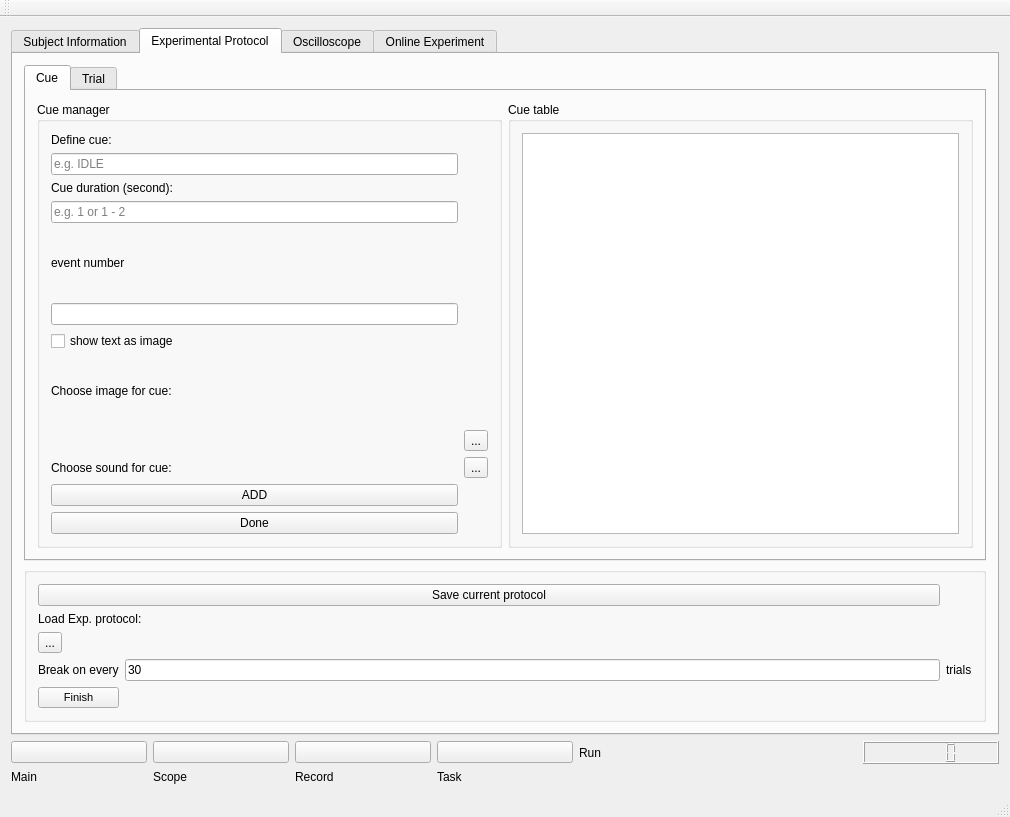
Before: the Qt Designer form package/views/layouts/mainwindow.ui in WILLSNIU186/EEG-Online-Experiment-GUI, drawn with Qt 5.
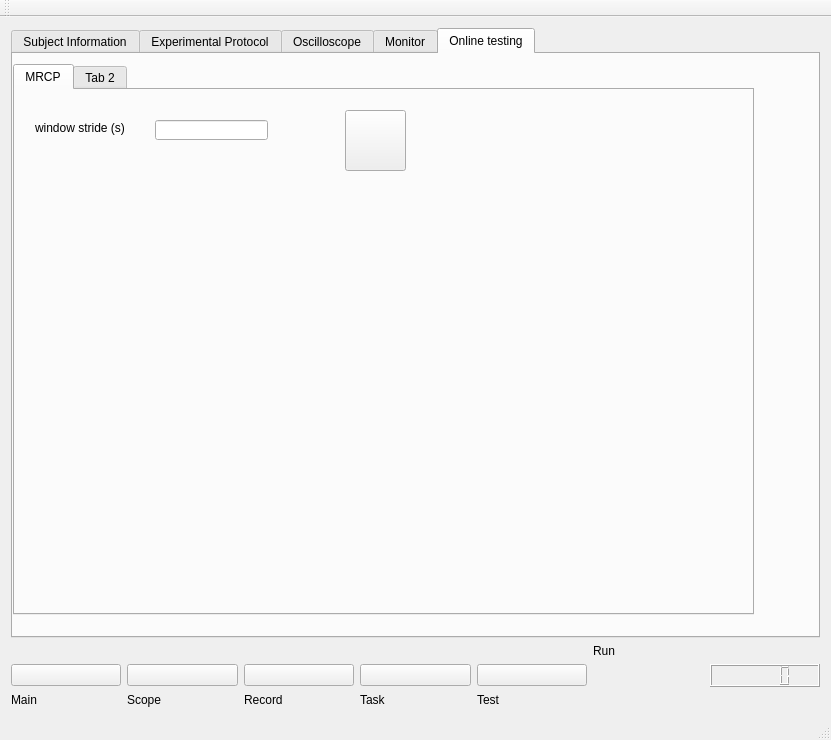
After: the same form once the commit is applied. Icons and pictures are not drawn. Custom widgets are drawn as their Qt base class.

Commit message: 3 classifier online test pass

Patch:
```diff
--- a/package/views/layouts/mainwindow.ui
+++ b/package/views/layouts/mainwindow.ui
@@ -6,8 +6,8 @@
    <rect>
     <x>0</x>
     <y>0</y>
-    <width>1010</width>
-    <height>789</height>
+    <width>781</width>
+    <height>740</height>
    </rect>
   </property>
   <property name="windowTitle">
@@ -15,14 +15,53 @@
   </property>
   <widget class="QWidget" name="centralWidget">
    <layout class="QGridLayout" name="gridLayout">
-    <item row="1" column="4">
-     <widget class="QLabel" name="label_run">
+    <item row="3" column="0">
+     <widget class="QLabel" name="label_main_switch">
       <property name="text">
-       <string>Run </string>
+       <string>Main</string>
       </property>
      </widget>
     </item>
-    <item row="1" column="0">
+    <item row="2" column="6">
+     <widget class="QLCDNumber" name="lcdNumber_timer">
+      <property name="font">
+       <font>
+        <pointsize>10</pointsize>
+        <weight>75</weight>
+        <bold>true</bold>
+       </font>
+      </property>
+     </widget>
+    </item>
+    <item row="2" column="2">
+     <widget class="QPushButton" name="pushButton_rec">
+      <property name="text">
+       <string/>
+      </property>
+      <property name="icon">
+       <iconset resource="images.qrc">
+        <normaloff>:/play/play.jpg</normaloff>
+        <normalon>:/pause/pause.jpg</normalon>:/play/play.jpg</iconset>
+      </property>
+      <property name="iconSize">
+       <size>
+        <width>41</width>
+        <height>41</height>
+       </size>
+      </property>
+      <property name="checkable">
+       <bool>true</bool>
+      </property>
+     </widget>
+    </item>
+    <item row="3" column="2">
+     <widget class="QLabel" name="label_Record">
+      <property name="text">
+       <string>Record</string>
+      </property>
+     </widget>
+    </item>
+    <item row="2" column="0">
      <widget class="QPushButton" name="pushButton_Main_switch">
       <property name="text">
        <string/>
@@ -46,7 +85,7 @@
       </property>
      </widget>
     </item>
-    <item row="1" column="3">
+    <item row="2" column="3">
      <widget class="QPushButton" name="pushButton_start_SV">
       <property name="text">
        <string/>
@@ -67,104 +106,58 @@
       </property>
      </widget>
     </item>
-    <item row="2" column="1">
+    <item row="3" column="1">
      <widget class="QLabel" name="label_scope">
       <property name="text">
        <string>Scope</string>
       </property>
      </widget>
     </item>
-    <item row="2" column="3">
+    <item row="2" column="1">
+     <widget class="QPushButton" name="pushButton_scope_switch">
+      <property name="text">
+       <string/>
+      </property>
+      <property name="icon">
+       <iconset resource="images.qrc">
+        <normaloff>:/scopeoff/scope_bw.jpg</normaloff>
+        <normalon>:/scopeon/scope.jpg</normalon>:/scopeoff/scope_bw.jpg</iconset>
+      </property>
+      <property name="iconSize">
+       <size>
+        <width>41</width>
+        <height>41</height>
+       </size>
+      </property>
+      <property name="checkable">
+       <bool>true</bool>
+      </property>
+      <property name="checked">
+       <bool>false</bool>
+      </property>
+      <property name="autoDefault">
+       <bool>false</bool>
+      </property>
+     </widget>
+    </item>
+    <item row="2" column="5">
+     <widget class="QLabel" name="label_run_number">
+      <property name="text">
+       <string/>
+      </property>
+     </widget>
+    </item>
+    <item row="3" column="3">
      <widget class="QLabel" name="label_Task">
       <property name="text">
        <string>Task</string>
       </property>
      </widget>
     </item>
-    <item row="1" column="5">
-     <widget class="QLabel" name="label_run_number">
-      <property name="text">
-       <string/>
-      </property>
-     </widget>
-    </item>
-    <item row="1" column="1">
-     <widget class="QPushButton" name="pushButton_scope_switch">
-      <property name="text">
-       <string/>
-      </property>
-      <property name="icon">
-       <iconset resource="images.qrc">
-        <normaloff>:/scopeoff/scope_bw.jpg</normaloff>
-        <normalon>:/scopeon/scope.jpg</normalon>:/scopeoff/scope_bw.jpg</iconset>
-      </property>
-      <property name="iconSize">
-       <size>
-        <width>41</width>
-        <height>41</height>
-       </size>
-      </property>
-      <property name="checkable">
-       <bool>true</bool>
-      </property>
-      <property name="checked">
-       <bool>false</bool>
-      </property>
-      <property name="autoDefault">
-       <bool>false</bool>
-      </property>
-     </widget>
-    </item>
-    <item row="2" column="2">
-     <widget class="QLabel" name="label_Record">
-      <property name="text">
-       <string>Record</string>
-      </property>
-     </widget>
-    </item>
-    <item row="1" column="2">
-     <widget class="QPushButton" name="pushButton_rec">
-      <property name="text">
-       <string/>
-      </property>
-      <property name="icon">
-       <iconset resource="images.qrc">
-        <normaloff>:/play/play.jpg</normaloff>
-        <normalon>:/pause/pause.jpg</normalon>:/play/play.jpg</iconset>
-      </property>
-      <property name="iconSize">
-       <size>
-        <width>41</width>
-        <height>41</height>
-       </size>
-      </property>
-      <property name="checkable">
-       <bool>true</bool>
-      </property>
-     </widget>
-    </item>
-    <item row="1" column="6">
-     <widget class="QLCDNumber" name="lcdNumber_timer">
-      <property name="font">
-       <font>
-        <pointsize>10</pointsize>
-        <weight>75</weight>
-        <bold>true</bold>
-       </font>
-      </property>
-     </widget>
-    </item>
-    <item row="2" column="0">
-     <widget class="QLabel" name="label_main_switch">
-      <property name="text">
-       <string>Main</string>
-      </property>
-     </widget>
-    </item>
     <item row="0" column="0" colspan="7">
      <widget class="QTabWidget" name="tabWidget">
       <property name="currentIndex">
-       <number>1</number>
+       <number>4</number>
       </property>
       <widget class="QWidget" name="tab_subjec_information">
        <attribute name="title">
@@ -385,8 +378,90 @@
         <string>Experimental Protocol</string>
        </attribute>
        <layout class="QGridLayout" name="gridLayout_4">
-        <item row="0" column="0">
+        <item row="1" column="1">
+         <widget class="QGroupBox" name="groupBox_4">
+          <property name="title">
+           <string/>
+          </property>
+          <layout class="QGridLayout" name="gridLayout_3">
+           <item row="1" column="0" colspan="2">
+            <widget class="QLabel" name="label_load_protocol">
+             <property name="text">
+              <string>Load Exp. protocol:</string>
+             </property>
+            </widget>
+           </item>
+           <item row="0" column="0" colspan="2">
+            <widget class="QPushButton" name="pushButton_save_protocol">
+             <property name="text">
+              <string>Save current protocol</string>
+             </property>
+            </widget>
+           </item>
+           <item row="2" column="0">
+            <widget class="QToolButton" name="toolButton_load_protocol">
+             <property name="text">
+              <string>...</string>
+             </property>
+            </widget>
+           </item>
+           <item row="3" column="2">
+            <widget class="QLabel" name="label_7">
+             <property name="text">
+              <string>trials</string>
+             </property>
+            </widget>
+           </item>
+           <item row="4" column="0">
+            <widget class="QPushButton" name="pushButton_experimental_protocol_finish">
+             <property name="font">
+              <font>
+               <pointsize>8</pointsize>
+              </font>
+             </property>
+             <property name="toolTip">
+              <string>click to finish experimental protocal design</string>
+             </property>
+             <property name="text">
+              <string>Finish</string>
+             </property>
+            </widget>
+           </item>
+           <item row="3" column="0">
+            <widget class="QLabel" name="label_6">
+             <property name="text">
+              <string>Break on every</string>
+             </property>
+            </widget>
+           </item>
+           <item row="3" column="1">
+            <widget class="QLineEdit" name="lineEdit_break_trial_number">
+             <property name="text">
+              <string>30</string>
+             </property>
+            </widget>
+           </item>
+          </layout>
+         </widget>
+        </item>
+        <item row="0" column="0" colspan="2">
+         <widget class="QTabWidget" name="tabWidget_protocol">
+          <property name="currentIndex">
+           <number>0</number>
+          </property>
+          <widget class="QWidget" name="tab_ERP">
+           <attribute name="title">
+            <string>ERP</string>
+           </attribute>
          <widget class="QTabWidget" name="tabWidget_exp">
+            <property name="geometry">
+             <rect>
+              <x>10</x>
+              <y>10</y>
+              <width>711</width>
+              <height>361</height>
+             </rect>
+            </property>
           <property name="currentIndex">
            <number>0</number>
           </property>
@@ -750,71 +825,12 @@
            </layout>
           </widget>
          </widget>
-        </item>
-        <item row="1" column="0">
-         <widget class="QGroupBox" name="groupBox_4">
-          <property name="title">
-           <string/>
-          </property>
-          <layout class="QGridLayout" name="gridLayout_3">
-           <item row="0" column="0" colspan="2">
-            <widget class="QPushButton" name="pushButton_save_protocol">
-             <property name="text">
-              <string>Save current protocol</string>
-             </property>
-            </widget>
-           </item>
-           <item row="1" column="0" colspan="2">
-            <widget class="QLabel" name="label_load_protocol">
-             <property name="text">
-              <string>Load Exp. protocol:</string>
-             </property>
-            </widget>
-           </item>
-           <item row="3" column="0">
-            <widget class="QLabel" name="label_6">
-             <property name="text">
-              <string>Break on every</string>
-             </property>
-            </widget>
-           </item>
-           <item row="3" column="1">
-            <widget class="QLineEdit" name="lineEdit_break_trial_number">
-             <property name="text">
-              <string>30</string>
-             </property>
-            </widget>
-           </item>
-           <item row="3" column="2">
-            <widget class="QLabel" name="label_7">
-             <property name="text">
-              <string>trials</string>
-             </property>
-            </widget>
-           </item>
-           <item row="4" column="0">
-            <widget class="QPushButton" name="pushButton_experimental_protocol_finish">
-             <property name="font">
-              <font>
-               <pointsize>8</pointsize>
-              </font>
-             </property>
-             <property name="toolTip">
-              <string>click to finish experimental protocal design</string>
-             </property>
-             <property name="text">
-              <string>Finish</string>
-             </property>
-            </widget>
-           </item>
-           <item row="2" column="0">
-            <widget class="QToolButton" name="toolButton_load_protocol">
-             <property name="text">
-              <string>...</string>
-             </property>
-            </widget>
-           </item>
-          </layout>
+          </widget>
+          <widget class="QWidget" name="tab_SSVEP">
+           <attribute name="title">
+            <string>SSVEP</string>
+           </attribute>
+          </widget>
          </widget>
         </item>
        </layout>
@@ -1535,7 +1551,7 @@
       </widget>
       <widget class="QWidget" name="tab_experiment_type">
        <attribute name="title">
-        <string>Online Experiment</string>
+        <string>Monitor</string>
        </attribute>
        <layout class="QGridLayout" name="gridLayout_20">
         <item row="0" column="0">
@@ -1791,6 +1807,122 @@
         </item>
        </layout>
       </widget>
+      <widget class="QWidget" name="tab_2">
+       <attribute name="title">
+        <string>Online testing</string>
+       </attribute>
+       <widget class="QTabWidget" name="tabWidget_3">
+        <property name="geometry">
+         <rect>
+          <x>0</x>
+          <y>10</y>
+          <width>741</width>
+          <height>551</height>
+         </rect>
+        </property>
+        <widget class="QWidget" name="tab_mrcp_online_testing">
+         <attribute name="title">
+          <string>MRCP</string>
+         </attribute>
+         <widget class="QPushButton" name="pushButton_scope_switch_mrcp">
+          <property name="geometry">
+           <rect>
+            <x>330</x>
+            <y>20</y>
+            <width>61</width>
+            <height>61</height>
+           </rect>
+          </property>
+          <property name="text">
+           <string/>
+          </property>
+          <property name="icon">
+           <iconset resource="images.qrc">
+            <normaloff>:/scopeoff/scope_bw.jpg</normaloff>
+            <normalon>:/scopeon/scope.jpg</normalon>:/scopeoff/scope_bw.jpg</iconset>
+          </property>
+          <property name="iconSize">
+           <size>
+            <width>41</width>
+            <height>41</height>
+           </size>
+          </property>
+          <property name="checkable">
+           <bool>true</bool>
+          </property>
+          <property name="checked">
+           <bool>false</bool>
+          </property>
+          <property name="autoDefault">
+           <bool>false</bool>
+          </property>
+         </widget>
+         <widget class="QLabel" name="label_window_stride">
+          <property name="geometry">
+           <rect>
+            <x>20</x>
+            <y>30</y>
+            <width>111</width>
+            <height>16</height>
+           </rect>
+          </property>
+          <property name="text">
+           <string>window stride (s)</string>
+          </property>
+         </widget>
+         <widget class="QLineEdit" name="lineEdit_window_stride_mrcp">
+          <property name="geometry">
+           <rect>
+            <x>140</x>
+            <y>30</y>
+            <width>113</width>
+            <height>20</height>
+           </rect>
+          </property>
+         </widget>
+        </widget>
+        <widget class="QWidget" name="tab_4">
+         <attribute name="title">
+          <string>Tab 2</string>
+         </attribute>
+        </widget>
+       </widget>
+      </widget>
+     </widget>
+    </item>
+    <item row="1" column="5">
+     <widget class="QLabel" name="label_run">
+      <property name="text">
+       <string>Run </string>
+      </property>
+     </widget>
+    </item>
+    <item row="2" column="4">
+     <widget class="QPushButton" name="pushButton_test">
+      <property name="text">
+       <string/>
+      </property>
+      <property name="icon">
+       <iconset resource="images.qrc">
+        <normaloff>:/play/play.jpg</normaloff>
+        <normalon>:/pause/pause.jpg</normalon>:/play/play.jpg</iconset>
+      </property>
+      <property name="iconSize">
+       <size>
+        <width>41</width>
+        <height>41</height>
+       </size>
+      </property>
+      <property name="checkable">
+       <bool>false</bool>
+      </property>
+     </widget>
+    </item>
+    <item row="3" column="4">
+     <widget class="QLabel" name="label_Test">
+      <property name="text">
+       <string>Test</string>
+      </property>
      </widget>
     </item>
    </layout>
```
Left out of the diff: 2 changed lines with no effect on the pictures. Lines whose indentation alone changed are shown as unchanged. The commit also changes 16 other files.
